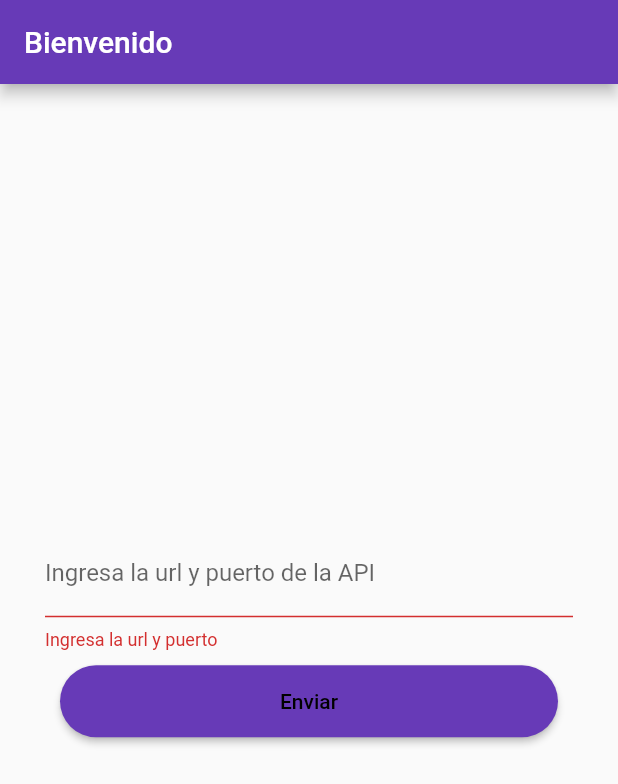
After one commit to JuanJTorres11/restaurant-mobile, a Flutter app: the screen it shows after launch, after a tap on "Enviar", on a phone screen of 412 x 824 dp. The commit adds this screen. Shown: the top 784 px of the screen. Run offline on Flutter 3.47's test engine with Material 2 defaults, Android fonts, the phone set to English and light mode, and no system bars; our stand-ins replace shared_preferences.

Commit message:
check host

```diff
--- a/lib/main.dart
+++ b/lib/main.dart
@@ -1,14 +1,27 @@
 import 'package:flutter/material.dart';
-import 'package:http/http.dart' as http;
 import 'package:restaurant_mobile/screens/Home.dart';
+import 'package:restaurant_mobile/screens/SelectHost.dart';
+import 'package:restaurant_mobile/utils/network.dart';
 import 'package:shared_preferences/shared_preferences.dart';
 
-void main() {
-  runApp(MyApp());
+Future<void> main() async {
+  WidgetsFlutterBinding.ensureInitialized();
+  SharedPreferences prefs = await SharedPreferences.getInstance();
+  var host = prefs.getString("host");
+  var validHost = false;
+  if (host != null) {
+    validHost = await verifyHost(host);
+  }
+  runApp(MyApp(
+    host: validHost,
+  ));
 }
 
 class MyApp extends StatelessWidget {
-  // This widget is the root of your application.
+  MyApp({Key? key, required this.host}) : super(key: key);
+
+  final bool host;
+
   @override
   Widget build(BuildContext context) {
     return MaterialApp(
@@ -17,110 +30,7 @@ class MyApp extends StatelessWidget {
       theme: ThemeData(
         primarySwatch: Colors.deepPurple,
       ),
-      home: MyHomePage(),
+      home: host? Home() : SelectHost(),
     );
   }
 }
-
-class MyHomePage extends StatefulWidget {
-  @override
-  _MyHomePageState createState() => _MyHomePageState();
-}
-
-class _MyHomePageState extends State<MyHomePage> {
-  var _host = false;
-  var _showMessage = false;
-  final GlobalKey<FormState> _formKey = GlobalKey<FormState>();
-  final TextEditingController _hostController = TextEditingController();
-
-  @override
-  Widget build(BuildContext context) {
-    return Scaffold(
-      appBar: AppBar(
-        title: Text("Bienvenido"),
-      ),
-      body: Center(
-          child: Form(
-              key: _formKey,
-              child: Padding(
-                  padding: const EdgeInsets.only(
-                      left: 30.0, right: 30.0, top: 5.0, bottom: 5.0),
-                  child: Column(
-                      mainAxisAlignment: MainAxisAlignment.center,
-                      children: <Widget>[
-                        TextFormField(
-                          controller: _hostController,
-                          decoration: const InputDecoration(
-                              labelText: 'Ingresa la url y puerto de la API',
-                              prefixText: "http://",
-                              focusColor: Colors.grey),
-                          validator: (String? value) {
-                            if (value!.isEmpty)
-                              return 'Ingresa la url y puerto';
-                            return null;
-                          },
-                        ),
-                        Padding(
-                          padding: const EdgeInsets.all(10.0),
-                          child: ConstrainedBox(
-                            constraints:
-                                BoxConstraints.tightFor(width: double.infinity),
-                            child: ElevatedButton(
-                                style: ElevatedButton.styleFrom(
-                                    primary: Theme.of(context)
-                                        .primaryColor, // background
-                                    onPrimary: Colors.black, // foreground
-                                    shape: new RoundedRectangleBorder(
-                                      borderRadius:
-                                          new BorderRadius.circular(30.0),
-                                    ),
-                                    padding: EdgeInsets.all(16)),
-                                onPressed: () async {
-                                  if (_formKey.currentState!.validate()) {
-                                    var con = await verifyHost(_hostController.text);
-                                    if (con){
-                                      setState(() {
-                                        _showMessage = false;
-                                      });
-                                      SharedPreferences prefs = await SharedPreferences.getInstance();
-                                      prefs.setString("host", _hostController.text);
-                                      Navigator.of(context).push(
-                                        MaterialPageRoute<void>(builder: (_) => Home()),
-                                      );
-                                    }
-                                    else {
-                                      setState(() {
-                                        _showMessage = true;
-                                      });
-                                    }
-                                  }
-                                },
-                                child: Text("Enviar")),
-                          ),
-                        ),
-                        Container(
-                          padding: EdgeInsets.only(top: 10),
-                          alignment: Alignment.center,
-                          child: Text(
-                            _showMessage == false
-                                ? ''
-                                : "La dirección indicada es inválida",
-                            textAlign: TextAlign.center,
-                            style: TextStyle(color: Colors.redAccent),
-                          ),
-                        ),
-                      ])))),
-    );
-  }
-
-  Future<bool> verifyHost(String url) async {
-    String? res;
-    try {
-      var r = await http.get(Uri.parse("http://" + url));
-      res = r.body;
-    } on Exception catch (e) {
-      print(e);
-    }
-    return res == "hello world";
-  }
-}
--- /dev/null
+++ b/lib/screens/SelectHost.dart
@@ -0,0 +1,95 @@
+import 'package:flutter/material.dart';
+import 'package:restaurant_mobile/screens/Home.dart';
+import 'package:restaurant_mobile/utils/network.dart';
+import 'package:shared_preferences/shared_preferences.dart';
+
+class SelectHost extends StatefulWidget {
+  @override
+  _SelectHostState createState() => _SelectHostState();
+}
+
+class _SelectHostState extends State<SelectHost> {
+  var _showMessage = false;
+  final GlobalKey<FormState> _formKey = GlobalKey<FormState>();
+  final TextEditingController _hostController = TextEditingController();
+
+  @override
+  Widget build(BuildContext context) {
+    return Scaffold(
+      appBar: AppBar(
+        title: Text("Bienvenido"),
+      ),
+      body: Center(
+          child: Form(
+              key: _formKey,
+              child: Padding(
+                  padding: const EdgeInsets.only(
+                      left: 30.0, right: 30.0, top: 5.0, bottom: 5.0),
+                  child: Column(
+                      mainAxisAlignment: MainAxisAlignment.center,
+                      children: <Widget>[
+                        TextFormField(
+                          controller: _hostController,
+                          decoration: const InputDecoration(
+                              labelText: 'Ingresa la url y puerto de la API',
+                              prefixText: "http://",
+                              focusColor: Colors.grey),
+                          validator: (String? value) {
+                            if (value!.isEmpty)
+                              return 'Ingresa la url y puerto';
+                            return null;
+                          },
+                        ),
+                        Padding(
+                          padding: const EdgeInsets.all(10.0),
+                          child: ConstrainedBox(
+                            constraints:
+                            BoxConstraints.tightFor(width: double.infinity),
+                            child: ElevatedButton(
+                                style: ElevatedButton.styleFrom(
+                                    primary: Theme.of(context)
+                                        .primaryColor, // background
+                                    onPrimary: Colors.black, // foreground
+                                    shape: new RoundedRectangleBorder(
+                                      borderRadius:
+                                      new BorderRadius.circular(30.0),
+                                    ),
+                                    padding: EdgeInsets.all(16)),
+                                onPressed: () async {
+                                  if (_formKey.currentState!.validate()) {
+                                    var con = await verifyHost(_hostController.text);
+                                    if (con){
+                                      setState(() {
+                                        _showMessage = false;
+                                      });
+                                      SharedPreferences prefs = await SharedPreferences.getInstance();
+                                      prefs.setString("host", _hostController.text);
+                                      Navigator.of(context).push(
+                                        MaterialPageRoute<void>(builder: (_) => Home()),
+                                      );
+                                    }
+                                    else {
+                                      setState(() {
+                                        _showMessage = true;
+                                      });
+                                    }
+                                  }
+                                },
+                                child: Text("Enviar")),
+                          ),
+                        ),
+                        Container(
+                          padding: EdgeInsets.only(top: 10),
+                          alignment: Alignment.center,
+                          child: Text(
+                            _showMessage == false
+                                ? ''
+                                : "La dirección indicada es inválida",
+                            textAlign: TextAlign.center,
+                            style: TextStyle(color: Colors.redAccent),
+                          ),
+                        ),
+                      ])))),
+    );
+  }
+}
```
Also changed, not shown: lib/utils/network.dart (added, +12 -0 lines).
